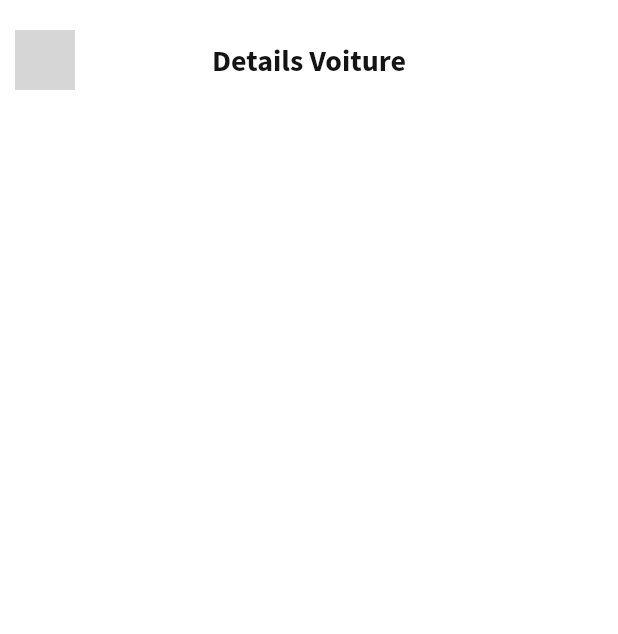
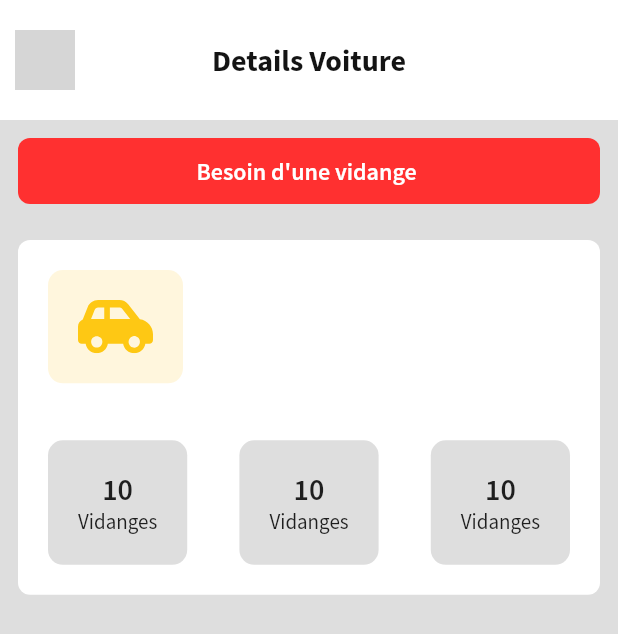
Before and after one commit to BoumouzounaBrahimVall/Garagi_app, a Flutter app: the ClientHomeScreen screen opened by its route, after a tap on "Toyota Hilux 2020", on a phone screen of 412 x 824 dp. Shown: the top 634 px of the screen. Run offline on Flutter 3.47's test engine with Material 2 defaults, Android fonts, the phone set to English and light mode, and no system bars; our stand-ins replace entry, flutter_form_builder, flutter_staggered_animations, flutter_svg, form_builder_validators, shared_preferences; missing offline and left inert: feather_icons_svg, flutter_password_strength; accounts and stored records are empty; generated files the repository leaves out were written again; grey boxes are pictures that could not be loaded.

Commit message:
added car detail card

```diff
--- a/lib/config/colors.dart
+++ b/lib/config/colors.dart
@@ -17,7 +17,7 @@ class AppColors {
 
   static const colorBlack = Color(0xFF141414); // Primary
   static const colorGreen = Color(0xFF45BD64);
-  static const colorRed = Color(0xFFF05237);
+  static const colorRed = Color(0xFFFF3030); //Color(0xFFF05237);
   // static const colorYellow = Color(0xFFF5BA22);
   static const colorGrayDark = Color(0xFFAAAAAA);
   static const colorGray = Color(0xFFDEDEDE);
--- a/lib/screens/client/car_finder/car_detail_screen.dart
+++ b/lib/screens/client/car_finder/car_detail_screen.dart
@@ -1,4 +1,6 @@
 import 'package:flutter/material.dart';
+import 'package:flutter_svg/flutter_svg.dart';
+import 'package:garagi_app/config/colors.dart';
 import 'package:garagi_app/widgets/app_bar/secondary_appbar_widget.dart';
 
 class CarDetailScreen extends StatefulWidget {
@@ -11,7 +13,9 @@ class CarDetailScreen extends StatefulWidget {
 class _CarDetailScreenState extends State<CarDetailScreen> {
   @override
   Widget build(BuildContext context) {
+    double width = MediaQuery.of(context).size.width;
     return Scaffold(
+      backgroundColor: AppColors.colorGray,
       appBar: SecondaryAppBarWidget(
         horizontalPadding: 10,
         title: 'Details Voiture',
@@ -19,7 +23,108 @@ class _CarDetailScreenState extends State<CarDetailScreen> {
           Navigator.pop(context);
         },
       ),
-      body: Container(),
+      body: Column(
+        children: [
+          Container(
+            padding: const EdgeInsets.all(12),
+            margin: const EdgeInsets.all(12),
+            alignment: Alignment.center,
+            decoration: const BoxDecoration(
+                borderRadius: BorderRadius.all(Radius.circular(8)),
+                color: AppColors.colorRed),
+            child: const Text(
+              "Besoin d'une vidange ", //'vidange apres 100km',
+              maxLines: 1,
+              overflow: TextOverflow.ellipsis,
+              style: TextStyle(
+                  fontSize: 16,
+                  color: AppColors.colorWhite,
+                  fontWeight: FontWeight.w600),
+            ),
+          ),
+          Container(
+            padding: const EdgeInsets.all(12),
+            margin: const EdgeInsets.all(12),
+            alignment: Alignment.center,
+            decoration: const BoxDecoration(
+                borderRadius: BorderRadius.all(Radius.circular(8)),
+                color: AppColors.colorWhite),
+            child: Column(
+              children: [
+                Row(
+                  children: [
+                    Container(
+                      padding: const EdgeInsets.all(20),
+                      margin: const EdgeInsets.fromLTRB(8, 8, 8, 8),
+                      decoration: BoxDecoration(
+                          borderRadius: BorderRadius.circular(10),
+                          color: AppColors.colorYellowLight),
+                      child: SvgPicture.asset(
+                        'assets/svg/car.svg',
+                        color: AppColors.colorYellow,
+                        width: 50,
+                      ),
+                    ),
+                  ],
+                ),
+                Row(
+                  mainAxisAlignment: MainAxisAlignment.spaceBetween,
+                  children: [
+                    Container(
+                        padding: const EdgeInsets.all(20),
+                        margin: const EdgeInsets.fromLTRB(8, 30, 8, 8),
+                        decoration: BoxDecoration(
+                            borderRadius: BorderRadius.circular(10),
+                            color: AppColors.colorGray),
+                        child: Column(
+                          children: const [
+                            Text(
+                              "10",
+                              style: TextStyle(
+                                  fontSize: 20, fontWeight: FontWeight.w600),
+                            ),
+                            Text("Vidanges")
+                          ],
+                        )),
+                    Container(
+                        padding: const EdgeInsets.all(20),
+                        margin: const EdgeInsets.fromLTRB(8, 30, 8, 8),
+                        decoration: BoxDecoration(
+                            borderRadius: BorderRadius.circular(10),
+                            color: AppColors.colorGray),
+                        child: Column(
+                          children: const [
+                            Text(
+                              "10",
+                              style: TextStyle(
+                                  fontSize: 20, fontWeight: FontWeight.w600),
+                            ),
+                            Text("Vidanges")
+                          ],
+                        )),
+                    Container(
+                        padding: const EdgeInsets.all(20),
+                        margin: const EdgeInsets.fromLTRB(8, 30, 8, 8),
+                        decoration: BoxDecoration(
+                            borderRadius: BorderRadius.circular(10),
+                            color: AppColors.colorGray),
+                        child: Column(
+                          children: const [
+                            Text(
+                              "10",
+                              style: TextStyle(
+                                  fontSize: 20, fontWeight: FontWeight.w600),
+                            ),
+                            Text("Vidanges")
+                          ],
+                        )),
+                  ],
+                ),
+              ],
+            ),
+          ),
+        ],
+      ),
     );
   }
 }
```
